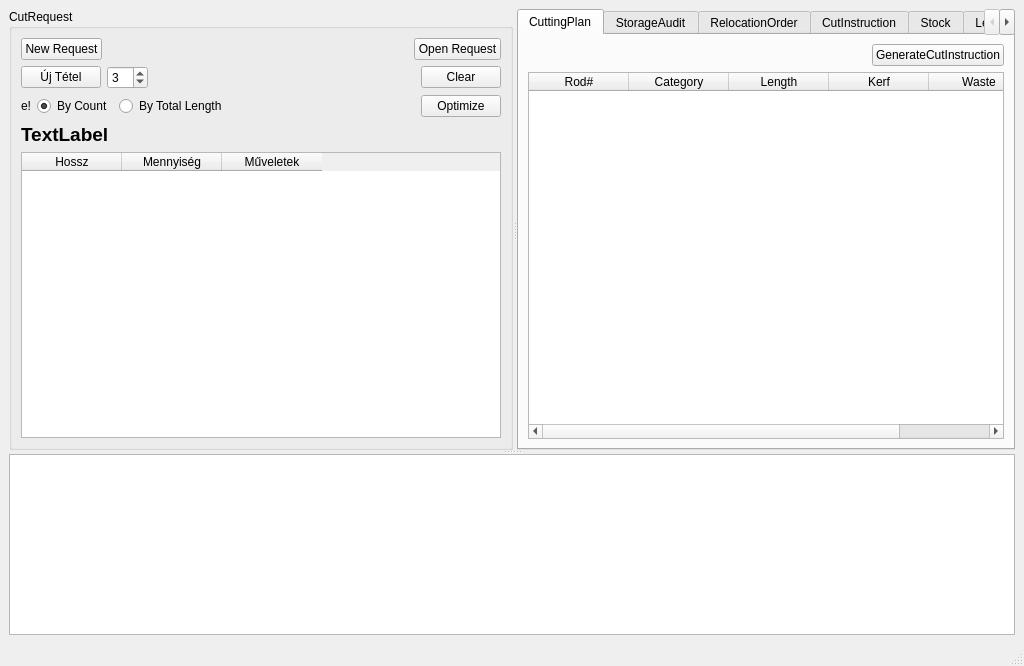
First picture: the form in view/MainWindow.ui, repository horvathzoltan/cutplannerpro, before the edit.
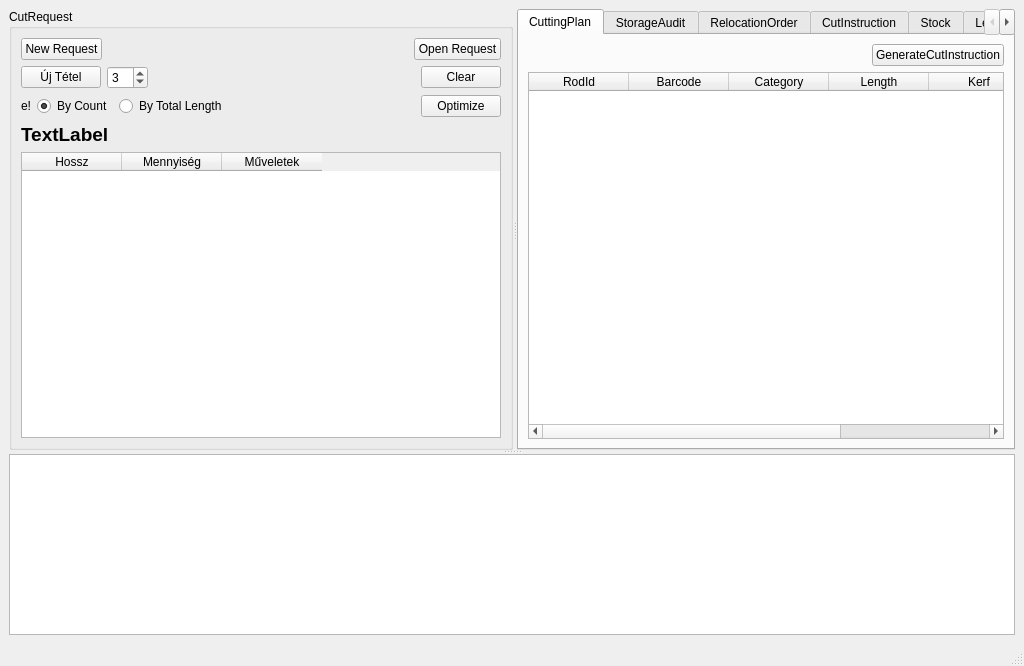
Second picture: the form after the edit.

Diff of the .ui file:
```diff
--- a/view/MainWindow.ui
+++ b/view/MainWindow.ui
@@ -283,7 +283,12 @@
             </attribute>
             <column>
              <property name="text">
-              <string>Rod#</string>
+              <string>RodId</string>
+             </property>
+            </column>
+            <column>
+             <property name="text">
+              <string>Barcode</string>
              </property>
             </column>
             <column>
```
